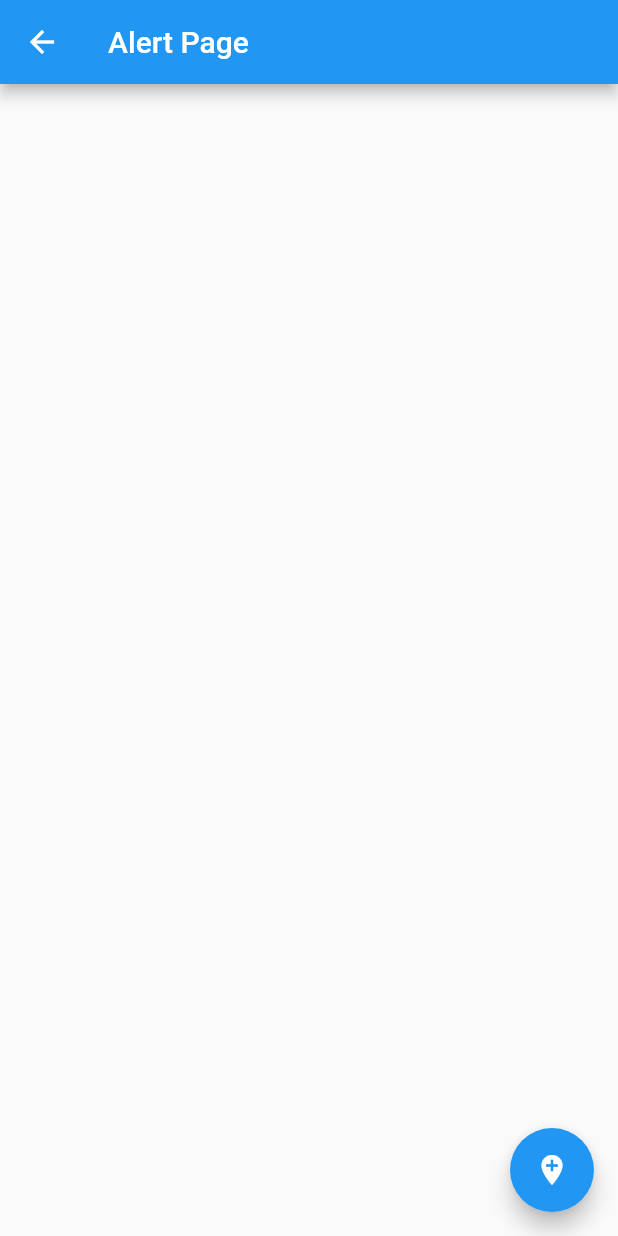
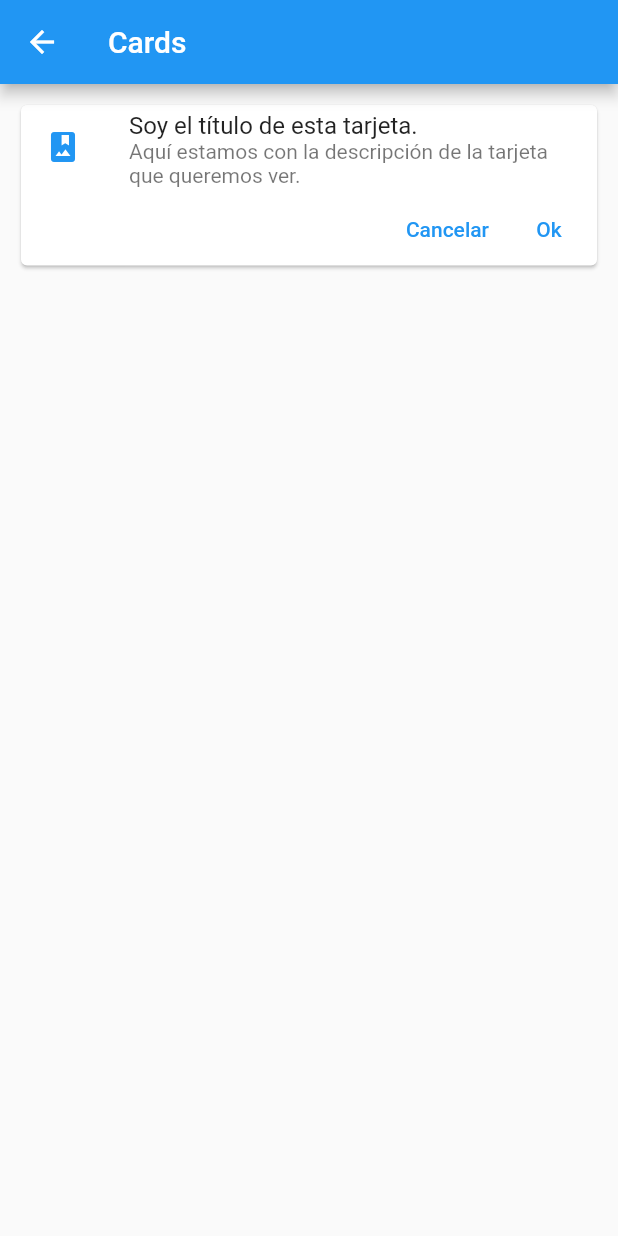
Before and after one commit to AESL82/componentes_flutter, a Flutter app: the screen it shows after launch, after a tap on "Cards - Tarjetas", on a phone screen of 412 x 824 dp. Run offline on Flutter 3.47's test engine with Material 2 defaults, Android fonts, the phone set to English and light mode, and no system bars.

Commit message:
72 - Card Widget.

```diff
--- /dev/null
+++ b/lib/src/pages/card_page.dart
@@ -0,0 +1,44 @@
+import 'package:flutter/material.dart';
+
+class CardPage extends StatelessWidget {
+  @override
+  Widget build(BuildContext context) {
+    return Scaffold(
+      appBar: AppBar(
+        title: Text('Cards'),
+      ),
+      body: ListView(
+        padding: EdgeInsets.all(10.0),
+        children: <Widget>[_cardTipo1()],
+      ),
+    );
+  }
+
+  Widget _cardTipo1() {
+    return Card(
+      child: Column(
+        children: <Widget>[
+          ListTile(
+            leading: Icon(Icons.photo_album, color: Colors.blue),
+            title: Text('Soy el título de esta tarjeta.'),
+            subtitle: Text(
+                'Aquí estamos con la descripción de la tarjeta que queremos ver.'),
+          ),
+          Row(
+            mainAxisAlignment: MainAxisAlignment.end,
+            children: <Widget>[
+              TextButton(
+                child: Text('Cancelar'),
+                onPressed: () {},
+              ),
+              TextButton(
+                child: Text('Ok'),
+                onPressed: () {},
+              ),
+            ],
+          )
+        ],
+      ),
+    );
+  }
+}
--- a/lib/src/routes/routes.dart
+++ b/lib/src/routes/routes.dart
@@ -2,11 +2,13 @@ import 'package:flutter/material.dart';
 import 'package:componentes_flutter/src/pages/alert_page.dart';
 import 'package:componentes_flutter/src/pages/avatar_page.dart';
 import 'package:componentes_flutter/src/pages/home_page.dart';
+import 'package:componentes_flutter/src/pages/card_page.dart';
 
 Map<String, WidgetBuilder> getAplicationRoutes() {
   return <String, WidgetBuilder>{
     '/': (BuildContext context) => HomePage(),
     'alert': (BuildContext context) => AlertPage(),
     'avatar': (BuildContext context) => AvatarPage(),
+    'card': (BuildContext context) => CardPage(),
   };
 }
```
